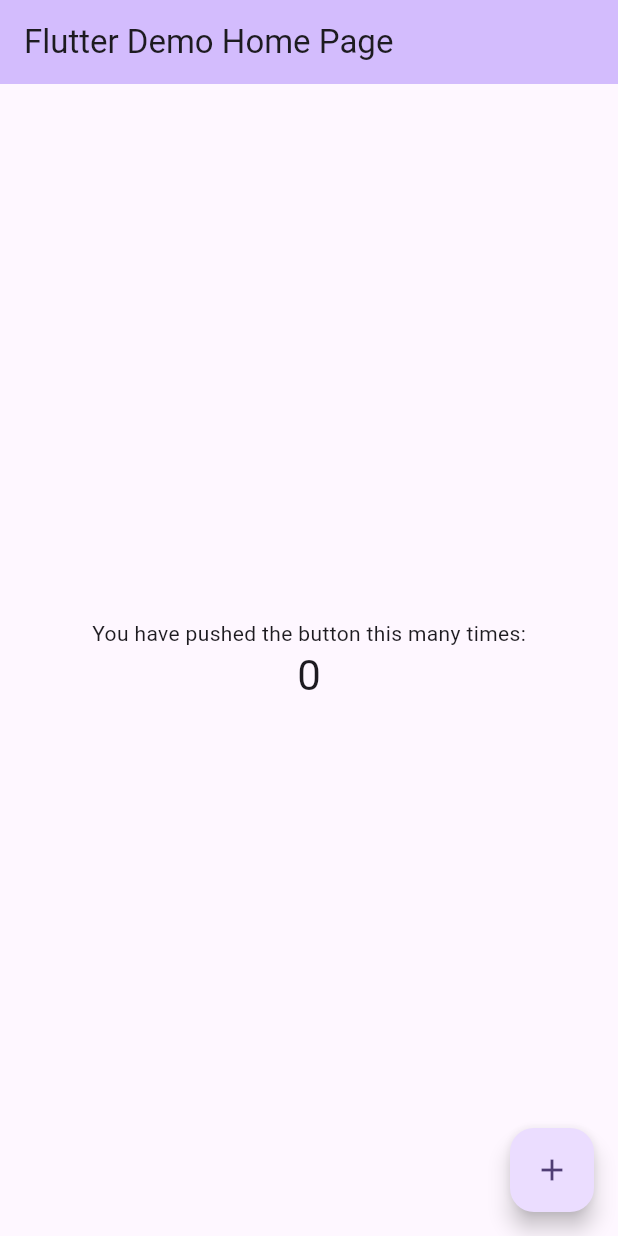
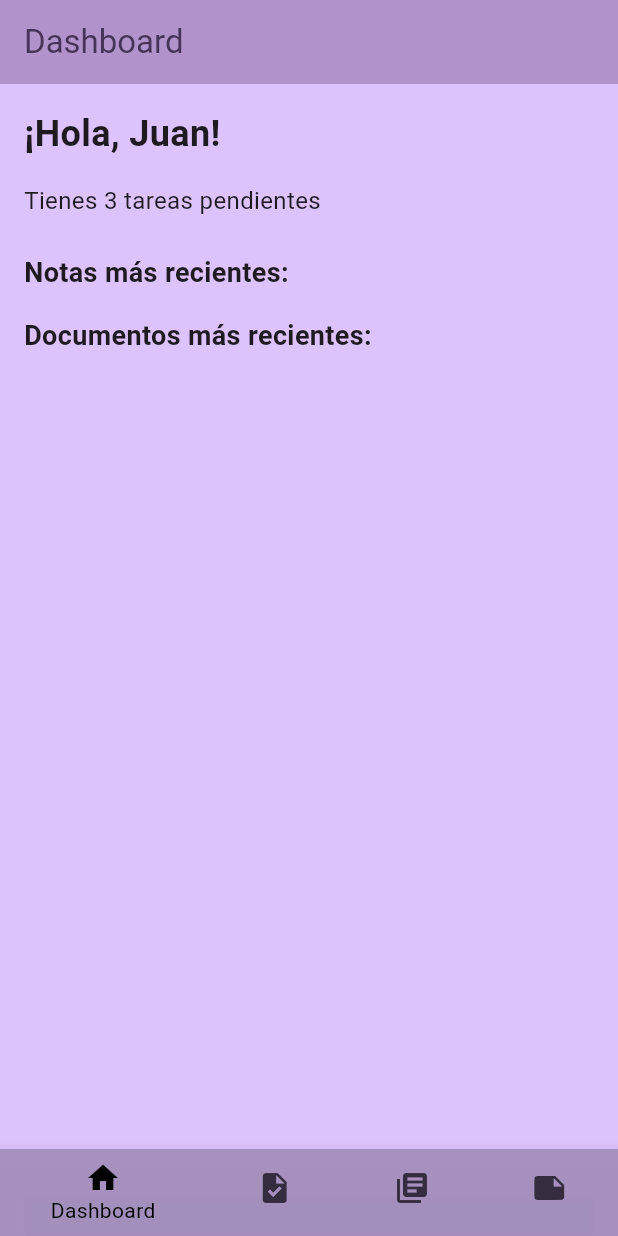
Before and after one commit to EngJuanSER/Pensieve, a Flutter app: the screen it shows after launch, on a phone screen of 412 x 824 dp. Run offline on Flutter 3.47's test engine with Material 3 defaults, Android fonts, the phone set to English and light mode, and no system bars.

Commit message:
initial structure, and note model

```diff
--- a/pensieve/lib/main.dart
+++ b/pensieve/lib/main.dart
@@ -1,4 +1,9 @@
 import 'package:flutter/material.dart';
+import 'screens/dashboard_screen.dart';
+import 'screens/task_manager_screen.dart';
+import 'screens/document_library_screen.dart';
+import 'screens/notes_screen.dart';
+
 
 void main() {
   runApp(const MyApp());
@@ -7,116 +12,74 @@ void main() {
 class MyApp extends StatelessWidget {
   const MyApp({super.key});
 
-  // This widget is the root of your application.
   @override
   Widget build(BuildContext context) {
     return MaterialApp(
-      title: 'Flutter Demo',
+      title: 'Pensieve Demo',
       theme: ThemeData(
-        // This is the theme of your application.
-        //
-        // TRY THIS: Try running your application with "flutter run". You'll see
-        // the application has a purple toolbar. Then, without quitting the app,
-        // try changing the seedColor in the colorScheme below to Colors.green
-        // and then invoke "hot reload" (save your changes or press the "hot
-        // reload" button in a Flutter-supported IDE, or press "r" if you used
-        // the command line to start the app).
-        //
-        // Notice that the counter didn't reset back to zero; the application
-        // state is not lost during the reload. To reset the state, use hot
-        // restart instead.
-        //
-        // This works for code too, not just values: Most code changes can be
-        // tested with just a hot reload.
-        colorScheme: ColorScheme.fromSeed(seedColor: Colors.deepPurple),
+        primarySwatch: Colors.purple,
+        colorScheme: ColorScheme.fromSeed(seedColor: const Color.fromARGB(234, 219, 176, 255)),
       ),
-      home: const MyHomePage(title: 'Flutter Demo Home Page'),
+      home: MainScreen(),
     );
   }
 }
 
-class MyHomePage extends StatefulWidget {
-  const MyHomePage({super.key, required this.title});
-
-  // This widget is the home page of your application. It is stateful, meaning
-  // that it has a State object (defined below) that contains fields that affect
-  // how it looks.
-
-  // This class is the configuration for the state. It holds the values (in this
-  // case the title) provided by the parent (in this case the App widget) and
-  // used by the build method of the State. Fields in a Widget subclass are
-  // always marked "final".
-
-  final String title;
+class MainScreen extends StatefulWidget {
+  const MainScreen({super.key});
 
   @override
-  State<MyHomePage> createState() => _MyHomePageState();
+  State<MainScreen> createState() => _MainScreenState();
 }
 
-class _MyHomePageState extends State<MyHomePage> {
-  int _counter = 0;
+class _MainScreenState extends State<MainScreen> {
+  int selectedIndex = 0;
 
-  void _incrementCounter() {
+  static const List<Widget> widgetOptions = <Widget>[
+    DashboardScreen(),
+    TaskManagerScreen(),
+    DocumentLibraryScreen(),
+    NotesScreen(),
+  ];
+
+  void _onItemTapped(int index) {
     setState(() {
-      // This call to setState tells the Flutter framework that something has
-      // changed in this State, which causes it to rerun the build method below
-      // so that the display can reflect the updated values. If we changed
-      // _counter without calling setState(), then the build method would not be
-      // called again, and so nothing would appear to happen.
-      _counter++;
+      selectedIndex = index;
     });
   }
 
   @override
   Widget build(BuildContext context) {
-    // This method is rerun every time setState is called, for instance as done
-    // by the _incrementCounter method above.
-    //
-    // The Flutter framework has been optimized to make rerunning build methods
-    // fast, so that you can just rebuild anything that needs updating rather
-    // than having to individually change instances of widgets.
     return Scaffold(
-      appBar: AppBar(
-        // TRY THIS: Try changing the color here to a specific color (to
-        // Colors.amber, perhaps?) and trigger a hot reload to see the AppBar
-        // change color while the other colors stay the same.
-        backgroundColor: Theme.of(context).colorScheme.inversePrimary,
-        // Here we take the value from the MyHomePage object that was created by
-        // the App.build method, and use it to set our appbar title.
-        title: Text(widget.title),
+      backgroundColor: const Color.fromARGB(230, 221, 195, 252),
+      body: Center(
+        child: widgetOptions.elementAt(selectedIndex),
       ),
-      body: Center(
-        // Center is a layout widget. It takes a single child and positions it
-        // in the middle of the parent.
-        child: Column(
-          // Column is also a layout widget. It takes a list of children and
-          // arranges them vertically. By default, it sizes itself to fit its
-          // children horizontally, and tries to be as tall as its parent.
-          //
-          // Column has various properties to control how it sizes itself and
-          // how it positions its children. Here we use mainAxisAlignment to
-          // center the children vertically; the main axis here is the vertical
-          // axis because Columns are vertical (the cross axis would be
-          // horizontal).
-          //
-          // TRY THIS: Invoke "debug painting" (choose the "Toggle Debug Paint"
-          // action in the IDE, or press "p" in the console), to see the
-          // wireframe for each widget.
-          mainAxisAlignment: MainAxisAlignment.center,
-          children: <Widget>[
-            const Text('You have pushed the button this many times:'),
-            Text(
-              '$_counter',
-              style: Theme.of(context).textTheme.headlineMedium,
-            ),
-          ],
-        ),
+      bottomNavigationBar: BottomNavigationBar(
+        items: <BottomNavigationBarItem>[
+          BottomNavigationBarItem(
+            backgroundColor: const Color.fromARGB(248, 164, 143, 189),
+            icon: Icon(Icons.home),
+            label: 'Dashboard',
+          ),
+          BottomNavigationBarItem(
+            icon: Icon(Icons.task),
+            label: 'Tareas',
+          ),
+          BottomNavigationBarItem(
+            icon: Icon(Icons.library_books),
+            label: 'Documentos',
+          ),
+          BottomNavigationBarItem(
+            icon: Icon(Icons.note),
+            label: 'Notas',
+          ),
+        ],
+        currentIndex: selectedIndex,
+        selectedItemColor: const Color.fromARGB(255, 0, 0, 0),
+        unselectedItemColor:  const Color.fromARGB(255, 53, 45, 63),
+        onTap: _onItemTapped,
       ),
-      floatingActionButton: FloatingActionButton(
-        onPressed: _incrementCounter,
-        tooltip: 'Increment',
-        child: const Icon(Icons.add),
-      ), // This trailing comma makes auto-formatting nicer for build methods.
     );
   }
 }
--- /dev/null
+++ b/pensieve/lib/screens/dashboard_screen.dart
@@ -0,0 +1,57 @@
+import 'package:flutter/material.dart';
+
+class DashboardScreen extends StatelessWidget {
+  const DashboardScreen({super.key});
+
+  @override
+  Widget build(BuildContext context) {
+    return Scaffold(
+      backgroundColor: const Color.fromARGB(230, 221, 195, 252),
+      appBar: AppBar(
+        title: const Text(
+          'Dashboard',
+          style: TextStyle(color: Color.fromARGB(255, 71, 51, 90)),
+        ),
+        backgroundColor: const Color.fromARGB(255, 177, 147, 204),
+      ),
+      body: Padding(
+        padding: const EdgeInsets.all(16.0),
+        child: Column(
+          crossAxisAlignment: CrossAxisAlignment.start,
+          children: [
+            const Text(
+              '¡Hola, Juan!',
+              style: TextStyle(
+                fontSize: 24,
+                fontWeight: FontWeight.bold,
+              ),
+            ),
+            const SizedBox(height: 16),
+            const Text(
+              'Tienes 3 tareas pendientes',
+              style: TextStyle(fontSize: 16),
+            ),
+            const SizedBox(height: 24),
+            const Text(
+              'Notas más recientes:',
+              style: TextStyle(
+                fontSize: 18,
+                fontWeight: FontWeight.bold,
+              ),
+            ),
+            // Aquí irían las notas más recientes
+            const SizedBox(height: 16),
+            const Text(
+              'Documentos más recientes:',
+              style: TextStyle(
+                fontSize: 18,
+                fontWeight: FontWeight.bold,
+              ),
+            ),
+            // Aquí irían los documentos más recientes
+          ],
+        ),
+      ),
+    );
+  }
+}
--- a/pensieve/pubspec.yaml
+++ b/pensieve/pubspec.yaml
@@ -1,5 +1,5 @@
 name: pensieve
-description: "A new Flutter project."
+description: "A flutter project for adminitration documents and utilities for academyc use."
 # The following line prevents the package from being accidentally published to
 # pub.dev using `flutter pub publish`. This is preferred for private packages.
 publish_to: 'none' # Remove this line if you wish to publish to pub.dev
```
Also changed, not shown: pensieve/lib/models/note.dart (added, +15 -0 lines), pensieve/lib/screens/document_library_screen.dart (added, +45 -0 lines), pensieve/lib/screens/notes_screen.dart (added, +84 -0 lines), pensieve/lib/screens/task_manager_screen.dart (added, +50 -0 lines), pensieve/lib/models/document.dart (added), pensieve/lib/models/task.dart (added), pensieve/lib/services/document_service.dart (added), pensieve/lib/services/note_service.dart (added), pensieve/lib/services/task_service.dart (added).
